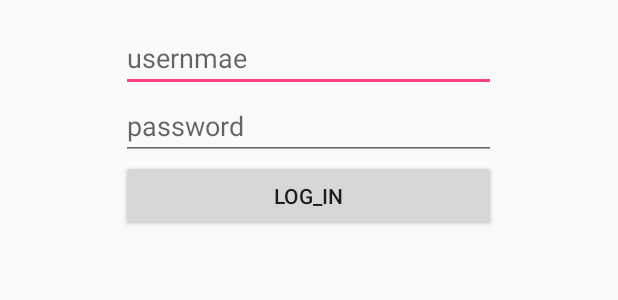
After one commit to jerinraj5555/Kotlin-MVP-Pattern, an Android app: the layout activity_login_.xml on its own in the app's theme, with its tools: preview values and no code run, on a phone screen of 412 x 824 dp. The commit adds this screen. Shown: the top 300 px of the screen. Run offline under Robolectric (Android 15) with nearby library versions, the phone set to English and light mode, and no system bars.

Commit message:
- MVp pattern for login screen

```diff
--- a/app/src/main/AndroidManifest.xml
+++ b/app/src/main/AndroidManifest.xml
@@ -15,7 +15,7 @@
         android:supportsRtl="true"
         android:theme="@style/AppTheme">
         <activity
-            android:name=".LoginActivity"
+            android:name=".login.LoginActivity"
             android:label="@string/app_name">
             <intent-filter>
                 <action android:name="android.intent.action.MAIN" />
@@ -23,9 +23,6 @@
                 <category android:name="android.intent.category.LAUNCHER" />
             </intent-filter>
         </activity>
-        <activity
-            android:name=".LoginActivity2"
-            android:label="@string/title_activity_login2"></activity>
     </application>
 
 </manifest>
--- /dev/null
+++ b/app/src/main/java/com/example/android/login/LoginPresenterInterface.kt
@@ -0,0 +1,6 @@
+package com.example.android.login
+
+interface LoginPresenterInterface {
+    fun validateUserCredentails(uname : String,pwd : String)
+    fun onDestroy()
+}
--- /dev/null
+++ b/app/src/main/res/layout/activity_login_.xml
@@ -0,0 +1,41 @@
+<LinearLayout xmlns:android="http://schemas.android.com/apk/res/android"
+              android:layout_width="250dp"
+              android:layout_height="wrap_content"
+              android:layout_gravity="center_horizontal"
+              android:gravity="center"
+              android:orientation="vertical"
+              android:layout_marginTop="16dp"
+    >
+
+    <EditText
+        android:id="@+id/username"
+        android:layout_width="match_parent"
+        android:layout_height="wrap_content"
+        android:gravity="center_vertical"
+        android:hint="usernmae"
+        android:drawablePadding="8dp"
+        />
+    <EditText
+        android:id="@+id/password"
+        android:layout_width="match_parent"
+        android:layout_height="wrap_content"
+        android:gravity="center_vertical"
+        android:hint="password"
+        android:inputType="textPassword"
+        android:drawablePadding="8dp"
+        />
+    <Button
+        android:id="@+id/button"
+        android:layout_width="match_parent"
+        android:layout_height="wrap_content"
+        android:text="log_in"
+        />
+    <ProgressBar
+        android:id="@+id/progress"
+        android:layout_width="wrap_content"
+        android:layout_height="wrap_content"
+        android:layout_marginTop="8dp"
+        android:visibility="gone"
+        />
+
+</LinearLayout>
--- a/app/src/main/res/values/strings.xml
+++ b/app/src/main/res/values/strings.xml
@@ -14,4 +14,5 @@
         completions."
     </string>
     <string name="title_activity_login2">Sign in</string>
+    <string name="login_failure">Login Failure</string>
 </resources>
```
Also changed, not shown: app/src/main/java/com/example/android/LoginActivity.kt (deleted, +0 -32 lines), app/src/main/java/com/example/android/login/LoginActivity.kt (added, +70 -0 lines), app/src/main/java/com/example/android/login/LoginInteractor.kt (added, +17 -0 lines), app/src/main/java/com/example/android/login/LoginInteractorInterface.kt (added, +12 -0 lines), app/src/main/java/com/example/android/login/LoginPresenter.kt (added, +31 -0 lines), app/src/main/java/com/example/android/login/LoginViewInterface.kt (added, +11 -0 lines), app/src/main/res/layout/activity_login.xml (+3 -4 lines).
